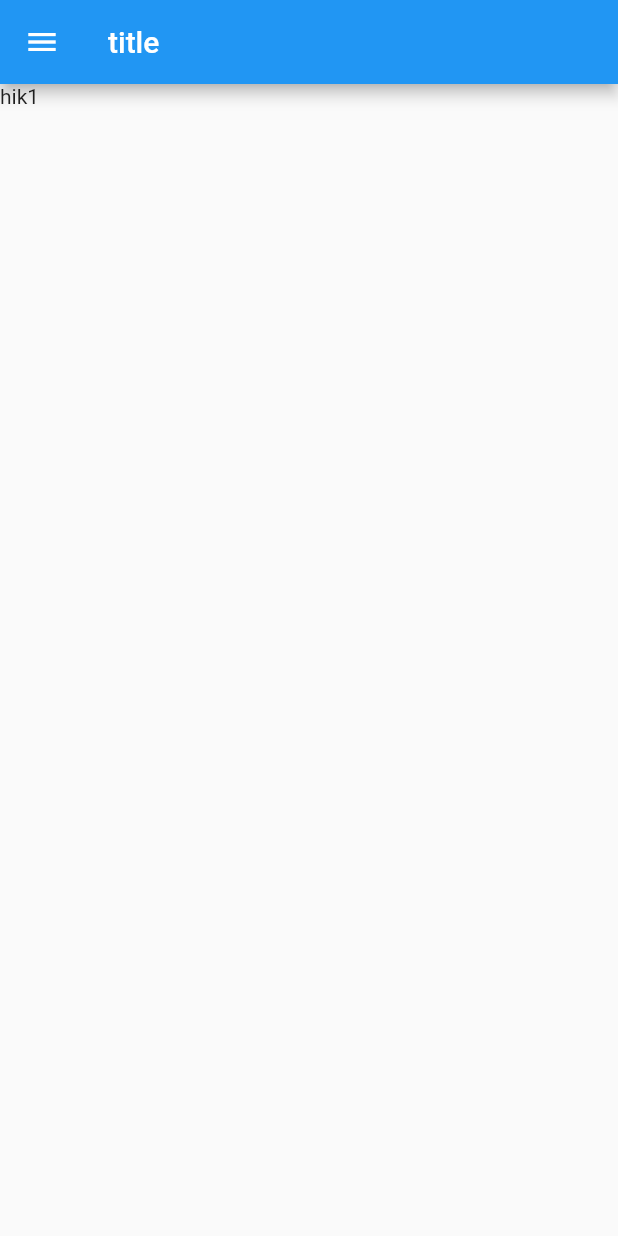
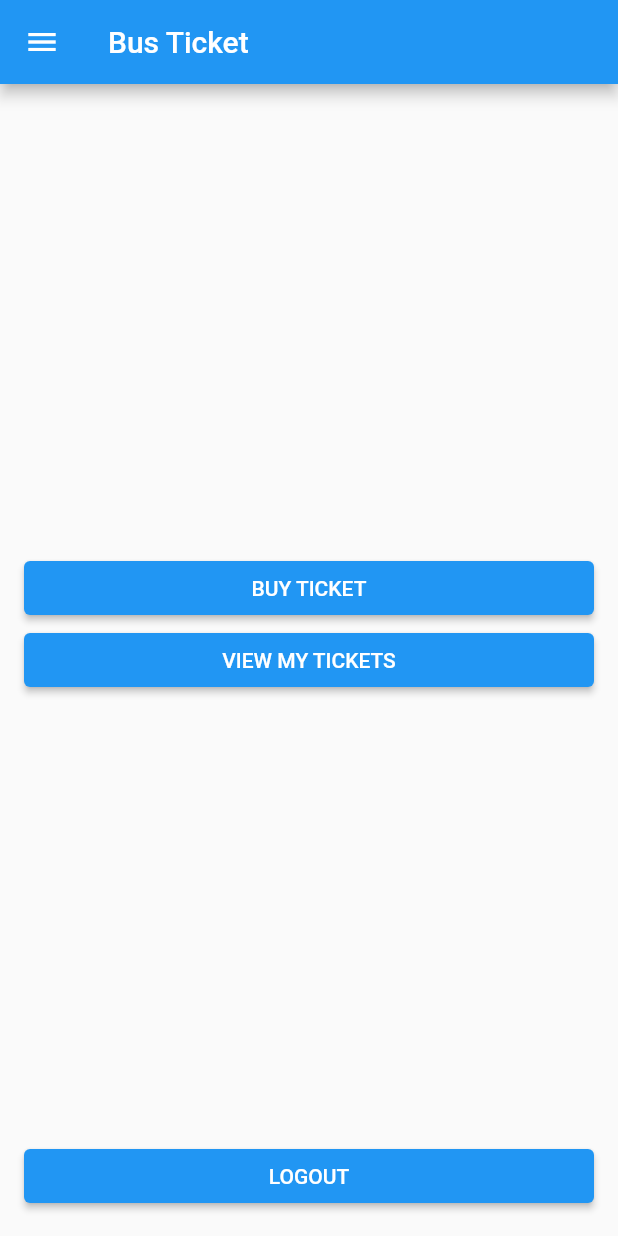
Before and after one commit to jamesp101/flutter-bus-ticket, a Flutter app: the DashboardPage screen opened by its route, on a phone screen of 412 x 824 dp. Run offline on Flutter 3.47's test engine with Material 2 defaults, Android fonts, the phone set to English and light mode, and no system bars; our stand-ins replace cloud_firestore, firebase_auth, firebase_core, flutter_dotenv, flutter_easyloading and 1 more; missing offline and left inert: dart:ffi, flutter_pay, flutter_stripe, select_dialog; accounts and stored records are empty.

Commit message:
Hello world

```diff
--- a/lib/dashboard.dart
+++ b/lib/dashboard.dart
@@ -1,7 +1,10 @@
 import 'package:busticket/home/buyticket.dart';
+import 'package:busticket/home/mainpage.dart';
 import 'package:busticket/home/mytickets.dart';
 import 'package:busticket/home/topup.dart';
 import 'package:flutter/material.dart';
+
+import 'package:firebase_auth/firebase_auth.dart';
 
 class DashboardPage extends StatefulWidget {
   DashboardPage({Key? key}) : super(key: key);
@@ -13,7 +16,7 @@ class DashboardPage extends StatefulWidget {
 class _DashboardPageState extends State<DashboardPage> {
   PageController _pageController = PageController(initialPage: 0);
 
-  String _title = 'title';
+  String _title = 'Bus Ticket';
 
   @override
   Widget build(BuildContext context) {
@@ -24,7 +27,7 @@ class _DashboardPageState extends State<DashboardPage> {
           physics: NeverScrollableScrollPhysics(),
           controller: _pageController,
           children: [
-            Text('hik1'),
+            dashboard(),
             BuyTicketPage(),
             MyTicketsPage(),
           ],
@@ -38,25 +41,32 @@ class _DashboardPageState extends State<DashboardPage> {
       children: [
         DrawerHeader(
           decoration: BoxDecoration(color: Theme.of(context).backgroundColor),
-          child: Text('Drawer'),
+          child: Text('${FirebaseAuth.instance.currentUser!.email}'),
         ),
         ListTile(
           title: Text("Dashboard"),
           onTap: () {
             setPageNumber(0, "Dashboard");
+            Navigator.pop(context);
           },
         ),
         ListTile(
           title: Text("Buy ticket"),
           onTap: () {
             setPageNumber(1, "Buy Ticket");
+            Navigator.pop(context);
           },
         ),
         ListTile(
           title: Text("My Tickets"),
           onTap: () {
             setPageNumber(2, "My Tickets");
+            Navigator.pop(context);
           },
+        ),
+        ListTile(
+          title: Text("Logout"),
+          onTap: () {},
         ),
       ],
     ));
@@ -68,4 +78,46 @@ class _DashboardPageState extends State<DashboardPage> {
       _title = '$title';
     });
   }
+
+  Widget dashboard() {
+    return Padding(
+      padding: const EdgeInsets.all(16.0),
+      child: Column(
+        mainAxisAlignment: MainAxisAlignment.center,
+        children: [
+          Spacer(),
+          SizedBox(
+            width: double.infinity,
+            child: ElevatedButton(
+              onPressed: () {
+                setState(() {
+                  setPageNumber(1, "Buy Ticket");
+                });
+              },
+              child: Text('BUY TICKET'),
+            ),
+          ),
+          SizedBox(
+            width: double.infinity,
+            child: ElevatedButton(
+              onPressed: () {
+                setPageNumber(2, "My Tickets");
+              },
+              child: Text('VIEW MY TICKETS'),
+            ),
+          ),
+          Spacer(),
+          SizedBox(
+            width: double.infinity,
+            child: ElevatedButton(
+              onPressed: () {
+                Navigator.pushReplacementNamed(context, '/login');
+              },
+              child: Text('LOGOUT'),
+            ),
+          ),
+        ],
+      ),
+    );
+  }
 }
--- a/lib/home/dashboard.dart
+++ /dev/null
@@ -1 +0,0 @@
-import 'package:flutter/material.dart';
--- a/lib/main.dart
+++ b/lib/main.dart
@@ -1,3 +1,5 @@
+import 'package:busticket/conductor/home.dart';
+import 'package:busticket/conductor/login.dart';
 import 'package:busticket/dashboard.dart';
 import 'package:busticket/payment.dart';
 import 'package:busticket/verify.dart';
@@ -35,6 +37,8 @@ class MyApp extends StatelessWidget {
         '/verify': (context) => VerifyPage(),
         '/payment': (context) => PaymentPage(),
 
+        '/conductor/login': (context) => LoginConductorPage(),
+        '/conductor/home': (context) => HomeConductorPage(),
         // '/payment': (context)
       },
       home: LoginPage(),
--- a/pubspec.yaml
+++ b/pubspec.yaml
@@ -39,6 +39,7 @@ dependencies:
   flutter_stripe: ^1.2.0
   select_dialog: ^2.0.0
   qr_flutter: ^4.0.0
+  qr_code_scanner: ^0.5.2
 
 dev_dependencies:
   flutter_test:
```
Also changed, not shown: lib/_env.dart (+6 -6 lines), lib/conductor/home.dart (added, +114 -0 lines), lib/conductor/login.dart (added, +66 -0 lines), lib/home/mainpage.dart (added, +36 -0 lines), lib/login.dart (+9 -0 lines), pubspec.lock, 2 other files.
